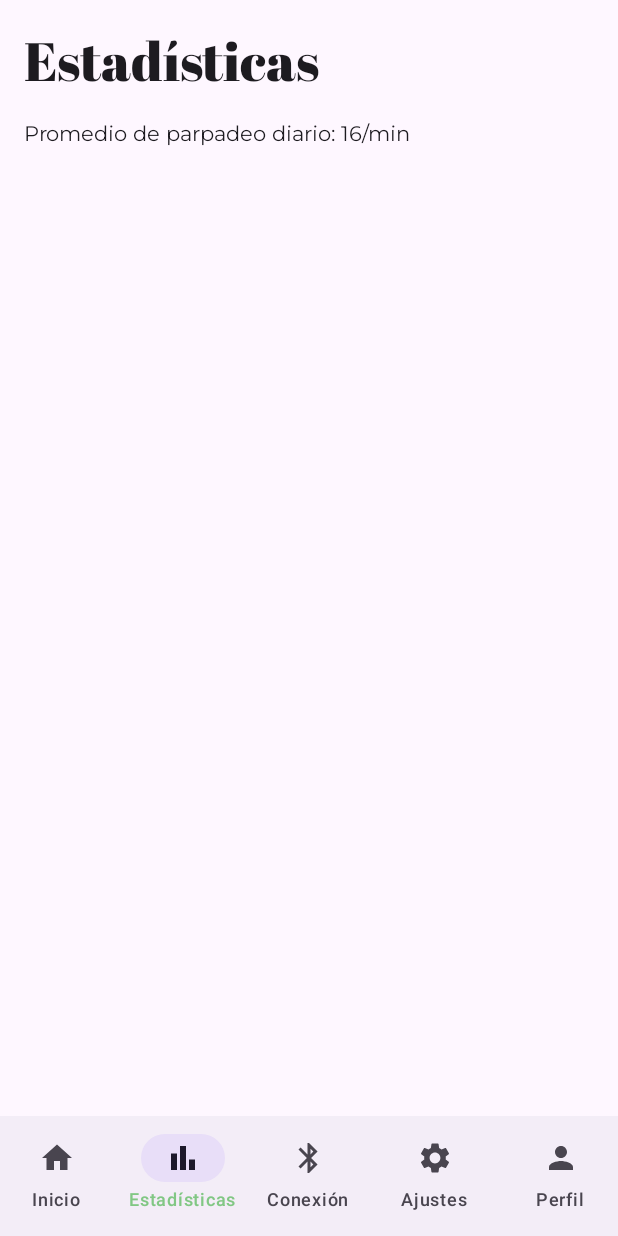
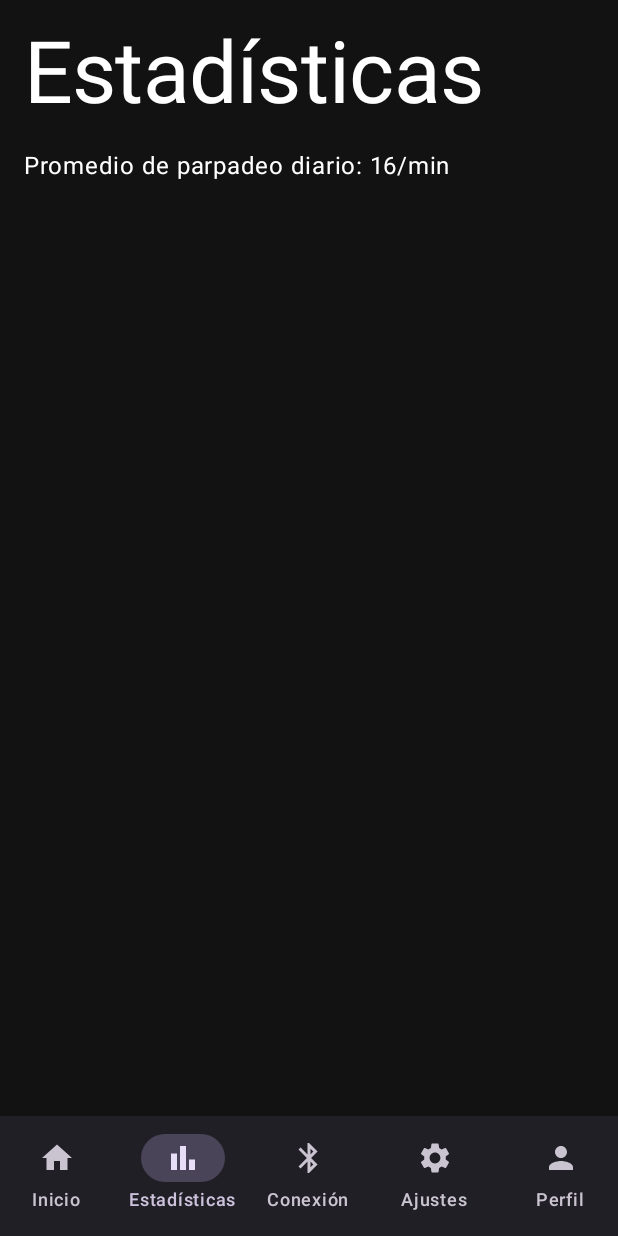
Before and after one commit to sebas030903/proyecto_prueba, an Android app built with Jetpack Compose: the screen it shows after launch (MainActivity), item 2 of the bottom bar chosen, on a phone screen of 412 x 824 dp. Run offline under Robolectric (Android 15) with nearby library versions, the phone set to English and light mode, and no system bars.

Commit message:
Mejoras nuevas 2.1

```diff
--- /dev/null
+++ b/app/src/main/java/com/tecsup/proyecto/AppNavigation.kt
@@ -0,0 +1,64 @@
+package com.tecsup.proyecto
+
+import androidx.compose.foundation.layout.padding
+import androidx.compose.material.icons.Icons
+import androidx.compose.material.icons.filled.*
+import androidx.compose.material3.*
+import androidx.compose.runtime.*
+import androidx.compose.ui.Modifier
+import androidx.compose.ui.graphics.vector.ImageVector
+import androidx.navigation.NavGraph.Companion.findStartDestination
+import androidx.navigation.NavHostController
+import androidx.navigation.compose.*
+
+data class NavItem(val title: String, val icon: ImageVector, val route: String)
+
+@Composable
+fun AppNavigation() {
+    val navController = rememberNavController()
+    val navItems = listOf(
+        NavItem("Inicio", Icons.Default.Home, "inicio"),
+        NavItem("Estadísticas", Icons.Default.BarChart, "estadisticas"),
+        NavItem("Conexión", Icons.Default.Bluetooth, "conexion"),
+        NavItem("Ajustes", Icons.Default.Settings, "ajustes"),
+        NavItem("Perfil", Icons.Default.Person, "perfil")
+    )
+
+    Scaffold(
+        bottomBar = {
+            NavigationBar {
+                val navBackStackEntry by navController.currentBackStackEntryAsState()
+                val currentRoute = navBackStackEntry?.destination?.route
+
+                navItems.forEach { item ->
+                    NavigationBarItem(
+                        selected = currentRoute == item.route,
+                        onClick = {
+                            navController.navigate(item.route) {
+                                popUpTo(navController.graph.findStartDestination().id) {
+                                    saveState = true
+                                }
+                                launchSingleTop = true
+                                restoreState = true
+                            }
+                        },
+                        icon = { Icon(item.icon, contentDescription = item.title) },
+                        label = { Text(item.title) }
+                    )
+                }
+            }
+        }
+    ) { innerPadding ->
+        NavHost(
+            navController = navController,
+            startDestination = "inicio",
+            modifier = Modifier.padding(innerPadding)
+        ) {
+            composable("inicio") { InicioView(navController) }
+            composable("estadisticas") { EstadisticasView() }
+            composable("conexion") { ConexionView() }
+            composable("ajustes") { AjustesView() }
+            composable("perfil") { PerfilView() }
+        }
+    }
+}
--- a/app/src/main/java/com/tecsup/proyecto/InicioView.kt
+++ b/app/src/main/java/com/tecsup/proyecto/InicioView.kt
@@ -23,5 +23,14 @@ fun InicioView(navController: NavHostController) {
             text = "Monitorea tu parpadeo y protege tu salud visual.",
             style = MaterialTheme.typography.bodyLarge
         )
+
+        Spacer(modifier = Modifier.height(32.dp))
+
+        Button(
+            onClick = { navController.navigate("perfil") },
+            modifier = Modifier.fillMaxWidth()
+        ) {
+            Text("Ir a Perfil")
+        }
     }
 }
--- a/app/src/main/java/com/tecsup/proyecto/MainActivity.kt
+++ b/app/src/main/java/com/tecsup/proyecto/MainActivity.kt
@@ -3,23 +3,14 @@ package com.tecsup.proyecto
 import android.os.Bundle
 import androidx.activity.ComponentActivity
 import androidx.activity.compose.setContent
-import androidx.lifecycle.ViewModelProvider
-import androidx.navigation.compose.rememberNavController
 import com.tecsup.proyecto.ui.theme.ProyectoTheme
 
 class MainActivity : ComponentActivity() {
-
-    private lateinit var userViewModel: UserViewModel
-
     override fun onCreate(savedInstanceState: Bundle?) {
         super.onCreate(savedInstanceState)
-
-        userViewModel = ViewModelProvider(this)[UserViewModel::class.java]
-
         setContent {
-            ProyectoTheme {
-                val navController = rememberNavController()
-                AppNavigation(navController = navController, userViewModel = userViewModel)
+            ProyectoTheme(darkTheme = true) {
+                AppNavigation() // Aquí se inicia toda la navegación con barra inferior
             }
         }
     }
--- a/app/src/main/java/com/tecsup/proyecto/NavGraph.kt
+++ /dev/null
@@ -1,59 +0,0 @@
-package com.tecsup.proyecto
-
-import androidx.compose.foundation.layout.padding
-import androidx.compose.runtime.Composable
-import androidx.navigation.NavHostController
-import androidx.navigation.compose.NavHost
-import androidx.navigation.compose.composable
-import androidx.compose.material3.*
-import androidx.compose.runtime.*
-import androidx.compose.ui.Modifier
-import androidx.navigation.compose.*
-
-@Composable
-fun AppNavigation(navController: NavHostController, userViewModel: UserViewModel) {
-    val items = listOf(
-        BottomNavItem.Inicio,
-        BottomNavItem.Estadisticas,
-        BottomNavItem.Conexion,
-        BottomNavItem.Ajustes,
-        BottomNavItem.Perfil
-    )
-
-    Scaffold(
-        bottomBar = {
-            NavigationBar {
-                val navBackStackEntry by navController.currentBackStackEntryAsState()
-                val currentRoute = navBackStackEntry?.destination?.route
-                items.forEach { item ->
-                    NavigationBarItem(
-                        icon = { Icon(item.icon, contentDescription = item.title) },
-                        label = { Text(item.title) },
-                        selected = currentRoute == item.route,
-                        onClick = {
-                            if (currentRoute != item.route) {
-                                navController.navigate(item.route) {
-                                    popUpTo(navController.graph.startDestinationId) { saveState = true }
-                                    launchSingleTop = true
-                                    restoreState = true
-                                }
-                            }
-                        }
-                    )
-                }
-            }
-        }
-    ) { innerPadding ->
-        NavHost(
-            navController = navController,
-            startDestination = BottomNavItem.Inicio.route,
-            modifier = Modifier.padding(innerPadding)
-        ) {
-            composable(BottomNavItem.Inicio.route) { InicioView(navController) }
-            composable(BottomNavItem.Estadisticas.route) { EstadisticasView() }
-            composable(BottomNavItem.Conexion.route) { ConexionView() }
-            composable(BottomNavItem.Ajustes.route) { AjustesView() }
-            composable(BottomNavItem.Perfil.route) { PerfilView(viewModel = userViewModel) }
-        }
-    }
-}
--- /dev/null
+++ b/app/src/main/java/com/tecsup/proyecto/ViewModel.kt
@@ -0,0 +1,33 @@
+package com.tecsup.proyecto
+
+import android.app.Application
+import androidx.lifecycle.AndroidViewModel
+import androidx.lifecycle.viewModelScope
+import kotlinx.coroutines.flow.StateFlow
+import kotlinx.coroutines.flow.stateIn
+import kotlinx.coroutines.flow.SharingStarted
+import kotlinx.coroutines.flow.emptyFlow
+import kotlinx.coroutines.launch
+
+class UserViewModel(application: Application) : AndroidViewModel(application) {
+
+    private val userDao: UserDao = UserDatabase.getDatabase(application).userDao()
+    val allUsers: StateFlow<List<User>> =
+        userDao.getAllUsers().stateIn(viewModelScope, SharingStarted.WhileSubscribed(5000), emptyList())
+
+    fun saveOrUpdateUser(user: User) {
+        viewModelScope.launch {
+            if (user.id == 0) {
+                userDao.insert(user) // Nuevo usuario
+            } else {
+                userDao.update(user) // Actualizar
+            }
+        }
+    }
+
+    fun deleteUser(user: User) {
+        viewModelScope.launch {
+            userDao.delete(user)
+        }
+    }
+}
--- a/app/src/main/java/com/tecsup/proyecto/ui/theme/Theme.kt
+++ b/app/src/main/java/com/tecsup/proyecto/ui/theme/Theme.kt
@@ -1,43 +1,26 @@
 package com.tecsup.proyecto.ui.theme
 
-import androidx.compose.foundation.isSystemInDarkTheme
-import androidx.compose.material3.MaterialTheme
-import androidx.compose.material3.darkColorScheme
-import androidx.compose.material3.lightColorScheme
+import androidx.compose.material3.*
 import androidx.compose.runtime.Composable
+import androidx.compose.ui.graphics.Color
+
+private val DarkColorScheme = darkColorScheme(
+    primary = Color(0xFF4CAF50), // Verde
+    onPrimary = Color.White,
+    background = Color(0xFF121212),
+    onBackground = Color.White,
+    surface = Color(0xFF1E1E1E),
+    onSurface = Color.White
+)
 
 @Composable
 fun ProyectoTheme(
-    darkTheme: Boolean = isSystemInDarkTheme(),
+    darkTheme: Boolean = true,
     content: @Composable () -> Unit
 ) {
-    val colors = if (darkTheme) {
-        darkColors()
-    } else {
-        lightColors()
-    }
-
     MaterialTheme(
-        colorScheme = colors,
-        typography = Typography,
+        colorScheme = DarkColorScheme,
+        typography = Typography(),
         content = content
     )
 }
-
-private fun darkColors() = darkColorScheme(
-    primary = Green500,
-    secondary = Green200,
-    surface = Black,
-    onSurface = White,
-    onPrimary = White,
-    onSecondary = Black
-)
-
-private fun lightColors() = lightColorScheme(
-    primary = Green700,
-    secondary = Green200,
-    surface = White,
-    onSurface = Black,
-    onPrimary = Black,
-    onSecondary = White
-)
```
